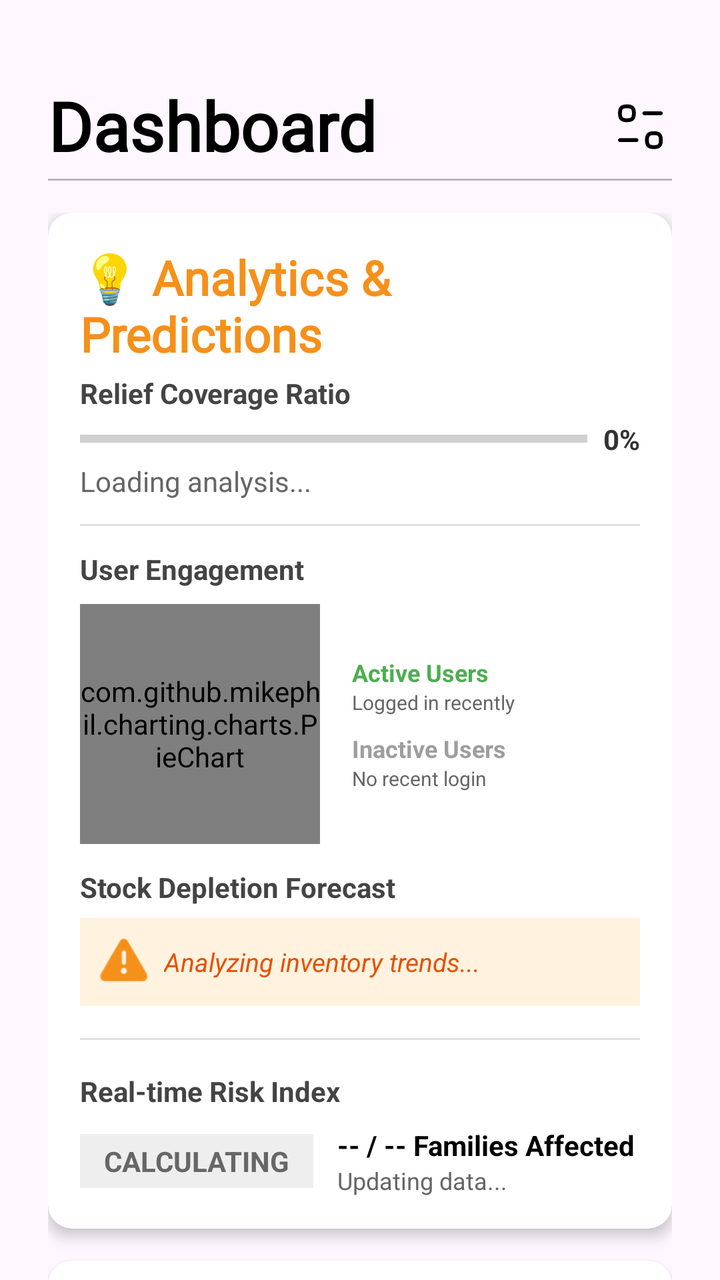
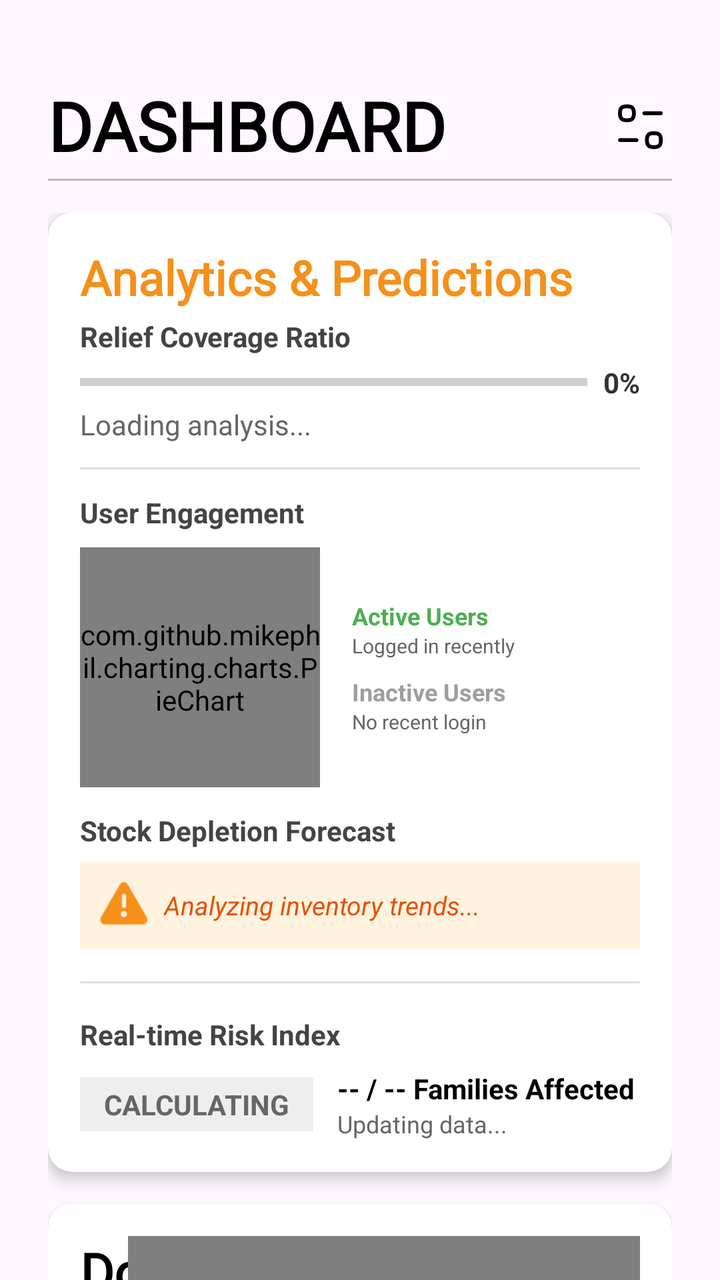

Screens rendered from an Android XML layout before and after an edit, with the pre-edit source and the edit as a unified diff.
<!-- AndroidManifest.xml: application theme Theme.Dawnasyon_v1 -->
<!-- res/layout/fragment_dashboard.xml -->
<?xml version="1.0" encoding="utf-8"?>
<androidx.constraintlayout.widget.ConstraintLayout
    xmlns:android="http://schemas.android.com/apk/res/android"
    xmlns:app="http://schemas.android.com/apk/res-auto"
    xmlns:tools="http://schemas.android.com/tools"
    android:layout_width="match_parent"
    android:layout_height="match_parent"
    tools:context=".Dashboard_fragment">

    <TextView
        android:id="@+id/tv_dashboard_title"
        android:layout_width="wrap_content"
        android:layout_height="wrap_content"
        android:layout_marginTop="40dp"
        android:layout_marginStart="24dp"
        android:fontFamily="@font/dongle"
        android:text="@string/dashboard"
        android:textColor="@color/black"
        android:textSize="34sp"
        android:textStyle="bold"
        app:layout_constraintTop_toTopOf="parent"
        app:layout_constraintStart_toStartOf="parent" />

    <ImageView
        android:id="@+id/icon_filter"
        android:layout_width="32dp"
        android:layout_height="32dp"
        android:layout_marginEnd="24dp"
        android:src="@drawable/ic_filter"
        android:contentDescription="Filter"
        app:layout_constraintBottom_toBottomOf="@id/tv_dashboard_title"
        app:layout_constraintTop_toTopOf="@id/tv_dashboard_title"
        app:layout_constraintEnd_toEndOf="parent" />

    <View
        android:id="@+id/header_divider"
        android:layout_width="match_parent"
        android:layout_height="1dp"
        android:background="#44000000"
        android:layout_marginTop="4dp"
        android:layout_marginStart="24dp"
        android:layout_marginEnd="24dp"
        app:layout_constraintTop_toBottomOf="@id/tv_dashboard_title" />

    <androidx.core.widget.NestedScrollView
        android:layout_width="match_parent"
        android:layout_height="0dp"
        android:layout_marginTop="16dp"
        android:clipToPadding="false"
        android:paddingBottom="80dp"
        app:layout_constraintTop_toBottomOf="@id/header_divider"
        app:layout_constraintBottom_toBottomOf="parent">

        <LinearLayout
            android:layout_width="match_parent"
            android:layout_height="wrap_content"
            android:orientation="vertical"
            android:paddingStart="24dp"
            android:paddingEnd="24dp">

            <androidx.cardview.widget.CardView
                android:layout_width="match_parent"
                android:layout_height="wrap_content"
                android:layout_marginBottom="16dp"
                app:cardCornerRadius="12dp"
                app:cardElevation="4dp"
                app:cardBackgroundColor="@color/white">

                <LinearLayout
                    android:layout_width="match_parent"
                    android:layout_height="wrap_content"
                    android:orientation="vertical"
                    android:padding="16dp">

                    <TextView
                        android:layout_width="wrap_content"
                        android:layout_height="wrap_content"
                        android:fontFamily="@font/dongle"
                        android:text="💡 Analytics &amp; Predictions"
                        android:textColor="#F5901A"
                        android:textSize="24sp"
                        android:textStyle="bold" />

                    <TextView
                        android:layout_width="wrap_content"
                        android:layout_height="wrap_content"
                        android:layout_marginTop="4dp"
                        android:text="Relief Coverage Ratio"
                        android:textStyle="bold"
                        android:textColor="#444"/>

                    <LinearLayout
                        android:layout_width="match_parent"
                        android:layout_height="wrap_content"
                        android:orientation="horizontal"
                        android:gravity="center_vertical"
                        android:layout_marginTop="4dp">

                        <ProgressBar
                            android:id="@+id/progress_coverage"
                            style="?android:attr/progressBarStyleHorizontal"
                            android:layout_width="0dp"
                            android:layout_height="12dp"
                            android:layout_weight="1"
                            android:progress="0"
                            android:progressTint="#F5901A"/>

                        <TextView
                            android:id="@+id/txt_coverage_percent"
                            android:layout_width="wrap_content"
                            android:layout_height="wrap_content"
                            android:text="0%"
                            android:layout_marginStart="8dp"
                            android:textStyle="bold"
                            android:textColor="#333"/>
                    </LinearLayout>

                    <TextView
                        android:id="@+id/txt_coverage_insight"
                        android:layout_width="wrap_content"
                        android:layout_height="wrap_content"
                        android:text="Loading analysis..."
                        android:textColor="#666666"
                        android:textSize="14sp"
                        android:layout_marginTop="2dp"
                        android:layout_marginBottom="12dp"/>

                    <View
                        android:layout_width="match_parent"
                        android:layout_height="1dp"
                        android:background="#E0E0E0"
                        android:layout_marginBottom="12dp"/>

                    <TextView
                        android:layout_width="wrap_content"
                        android:layout_height="wrap_content"
                        android:text="User Engagement "
                        android:textColor="#444"
                        android:textStyle="bold" />

                    <LinearLayout
                        android:layout_width="match_parent"
                        android:layout_height="wrap_content"
                        android:orientation="horizontal"
                        android:gravity="center_vertical"
                        android:layout_marginTop="8dp"
                        android:layout_marginBottom="12dp">

                        <com.github.mikephil.charting.charts.PieChart
                            android:id="@+id/chart_user_activity"
                            android:layout_width="120dp"
                            android:layout_height="120dp"
                            android:layout_marginEnd="16dp"/>

                        <LinearLayout
                            android:layout_width="match_parent"
                            android:layout_height="wrap_content"
                            android:orientation="vertical">

                            <TextView
                                android:layout_width="wrap_content"
                                android:layout_height="wrap_content"
                                android:text="Active Users"
                                android:textSize="12sp"
                                android:textColor="#4CAF50"
                                android:textStyle="bold"/>
                            <TextView
                                android:layout_width="wrap_content"
                                android:layout_height="wrap_content"
                                android:text="Logged in recently"
                                android:textSize="10sp"
                                android:textColor="#666"/>

                            <TextView
                                android:layout_width="wrap_content"
                                android:layout_height="wrap_content"
                                android:text="Inactive Users"
                                android:textSize="12sp"
                                android:textColor="#9E9E9E"
                                android:textStyle="bold"
                                android:layout_marginTop="8dp"/>
                            <TextView
                                android:layout_width="wrap_content"
                                android:layout_height="wrap_content"
                                android:text="No recent login"
                                android:textSize="10sp"
                                android:textColor="#666"/>
                        </LinearLayout>
                    </LinearLayout>

                    <TextView
                        android:layout_width="wrap_content"
                        android:layout_height="wrap_content"
                        android:text="Stock Depletion Forecast"
                        android:textStyle="bold"
                        android:textColor="#444"/>

                    <LinearLayout
                        android:layout_width="match_parent"
                        android:layout_height="wrap_content"
                        android:background="#FFF3E0"
                        android:padding="10dp"
                        android:layout_marginTop="6dp"
                        android:orientation="horizontal"
                        android:gravity="center_vertical">

                        <ImageView
                            android:layout_width="24dp"
                            android:layout_height="24dp"
                            android:src="@android:drawable/ic_dialog_alert"
                            app:tint="#F5901A"
                            android:contentDescription="@null"/>

                        <TextView
                            android:id="@+id/txt_prediction"
                            android:layout_width="match_parent"
                            android:layout_height="wrap_content"
                            android:layout_marginStart="8dp"
                            android:text="Analyzing inventory trends..."
                            android:textColor="#E65100"
                            android:textSize="13sp"
                            android:textStyle="italic"/>
                    </LinearLayout>

                    <View
                        android:layout_width="match_parent"
                        android:layout_height="1dp"
                        android:background="#E0E0E0"
                        android:layout_marginTop="16dp"
                        android:layout_marginBottom="16dp"/>

                    <TextView
                        android:layout_width="wrap_content"
                        android:layout_height="wrap_content"
                        android:text="Real-time Risk Index"
                        android:textStyle="bold"
                        android:textColor="#444"/>

                    <LinearLayout
                        android:layout_width="match_parent"
                        android:layout_height="wrap_content"
                        android:orientation="horizontal"
                        android:gravity="center_vertical"
                        android:layout_marginTop="8dp">

                        <TextView
                            android:id="@+id/txt_risk_badge"
                            android:layout_width="wrap_content"
                            android:layout_height="wrap_content"
                            android:text="CALCULATING"
                            android:background="#EEEEEE"
                            android:textColor="#666666"
                            android:paddingStart="12dp"
                            android:paddingEnd="12dp"
                            android:paddingTop="4dp"
                            android:paddingBottom="4dp"
                            android:textStyle="bold"
                            android:textSize="14sp"/>

                        <LinearLayout
                            android:layout_width="match_parent"
                            android:layout_height="wrap_content"
                            android:orientation="vertical"
                            android:layout_marginStart="12dp">

                            <TextView
                                android:id="@+id/txt_affected_families"
                                android:layout_width="wrap_content"
                                android:layout_height="wrap_content"
                                android:text="-- / -- Families Affected"
                                android:textSize="14sp"
                                android:textStyle="bold"
                                android:textColor="@color/black"/>

                            <TextView
                                android:id="@+id/txt_risk_desc"
                                android:layout_width="wrap_content"
                                android:layout_height="wrap_content"
                                android:text="Updating data..."
                                android:textSize="12sp"
                                android:textColor="#666"/>
                        </LinearLayout>
                    </LinearLayout>
                </LinearLayout>
            </androidx.cardview.widget.CardView>

            <androidx.cardview.widget.CardView
                android:layout_width="match_parent"
                android:layout_height="wrap_content"
                android:layout_marginBottom="16dp"
                app:cardCornerRadius="12dp"
                app:cardElevation="4dp"
                app:cardBackgroundColor="@color/white">

                <androidx.constraintlayout.widget.ConstraintLayout
                    android:layout_width="match_parent"
                    android:layout_height="wrap_content"
                    android:padding="16dp">

                    <TextView
                        android:id="@+id/tv_impact_title"
                        android:layout_width="wrap_content"
                        android:layout_height="wrap_content"
                        android:text="Donation Impact"
                        android:fontFamily="@font/dongle"
                        android:textSize="26sp"
                        android:textStyle="bold"
                        android:textColor="@color/black"
                        app:layout_constraintStart_toStartOf="parent"
                        app:layout_constraintTop_toTopOf="parent" />

                    <TextView
                        android:id="@+id/tv_impact_count"
                        android:layout_width="wrap_content"
                        android:layout_height="wrap_content"
                        android:text="0"
                        android:textSize="42sp"
                        android:textStyle="bold"
                        android:textColor="#212121"
                        android:layout_marginTop="8dp"
                        app:layout_constraintStart_toStartOf="parent"
                        app:layout_constraintTop_toBottomOf="@id/tv_impact_title"/>

                    <TextView
                        android:layout_width="wrap_content"
                        android:layout_height="wrap_content"
                        android:text="Families Helped"
                        android:textSize="16sp"
                        android:textStyle="bold"
                        android:textColor="#BDBDBD"
                        app:layout_constraintStart_toStartOf="parent"
                        app:layout_constraintTop_toBottomOf="@id/tv_impact_count"/>

                    <com.github.mikephil.charting.charts.RadarChart
                        android:id="@+id/chart_donation_impact"
                        android:layout_width="0dp"
                        android:layout_height="220dp"
                        app:layout_constraintEnd_toEndOf="parent"
                        app:layout_constraintStart_toEndOf="@id/tv_impact_count"
                        app:layout_constraintTop_toTopOf="parent"
                        app:layout_constraintBottom_toBottomOf="parent"
                        app:layout_constraintHorizontal_weight="1"/>

                </androidx.constraintlayout.widget.ConstraintLayout>
            </androidx.cardview.widget.CardView>

            <androidx.cardview.widget.CardView
                android:layout_width="match_parent"
                android:layout_height="wrap_content"
                android:layout_marginBottom="16dp"
                app:cardCornerRadius="12dp"
                app:cardElevation="4dp"
                app:cardBackgroundColor="@color/white">
                <androidx.constraintlayout.widget.ConstraintLayout
                    android:layout_width="match_parent"
                    android:layout_height="wrap_content"
                    android:padding="16dp">

                    <TextView
                        android:id="@+id/tv_card1_title"
                        android:layout_width="wrap_content"
                        android:layout_height="wrap_content"
                        android:text="@string/relief_goods_status"
                        android:fontFamily="@font/dongle"
                        android:textSize="22sp"
                        android:textStyle="bold"
                        android:textColor="@color/black"
                        app:layout_constraintStart_toStartOf="parent"
                        app:layout_constraintTop_toTopOf="parent" />

                    <TextView
                        android:id="@+id/tv_card1_date"
                        android:layout_width="wrap_content"
                        android:layout_height="wrap_content"
                        android:text="Live Data"
                        android:textSize="10sp"
                        android:textColor="#666666"
                        app:layout_constraintTop_toBottomOf="@id/tv_card1_title"
                        app:layout_constraintStart_toStartOf="parent" />

                    <LinearLayout
                        android:id="@+id/ll_warning"
                        android:layout_width="wrap_content"
                        android:layout_height="wrap_content"
                        android:layout_marginTop="8dp"
                        android:orientation="horizontal"
                        android:gravity="center_vertical"
                        app:layout_constraintTop_toBottomOf="@id/tv_card1_date"
                        app:layout_constraintStart_toStartOf="parent">

                        <ImageView
                            android:layout_width="16dp"
                            android:layout_height="16dp"
                            android:src="@drawable/ic_warning"
                            android:layout_marginEnd="4dp"
                            app:tint="#FF5252"
                            android:contentDescription="@null"/>
                        <TextView
                            android:layout_width="wrap_content"
                            android:layout_height="wrap_content"
                            android:text="Inventory Status"
                            android:textColor="#FF5252"
                            android:textStyle="bold"
                            android:textSize="12sp"/>
                    </LinearLayout>

                    <LinearLayout
                        android:id="@+id/ll_relief_list"
                        android:layout_width="0dp"
                        android:layout_height="wrap_content"
                        android:orientation="vertical"
                        android:layout_marginTop="8dp"
                        android:layout_marginEnd="8dp"
                        app:layout_constraintTop_toBottomOf="@id/ll_warning"
                        app:layout_constraintStart_toStartOf="parent"
                        app:layout_constraintEnd_toStartOf="@id/chart_relief_status">
                    </LinearLayout>

                    <com.github.mikephil.charting.charts.PieChart
                        android:id="@+id/chart_relief_status"
                        android:layout_width="140dp"
                        android:layout_height="140dp"
                        app:layout_constraintEnd_toEndOf="parent"
                        app:layout_constraintTop_toTopOf="@id/tv_card1_date"
                        app:layout_constraintBottom_toBottomOf="parent" />

                </androidx.constraintlayout.widget.ConstraintLayout>
            </androidx.cardview.widget.CardView>

            <androidx.cardview.widget.CardView
                android:layout_width="match_parent"
                android:layout_height="wrap_content"
                android:layout_marginBottom="16dp"
                app:cardCornerRadius="12dp"
                app:cardElevation="4dp"
                app:cardBackgroundColor="@color/white">
                <androidx.constraintlayout.widget.ConstraintLayout
                    android:layout_width="match_parent"
                    android:layout_height="wrap_content"
                    android:padding="16dp">

                    <TextView
                        android:id="@+id/tv_card2_title"
                        android:layout_width="wrap_content"
                        android:layout_height="wrap_content"
                        android:text="@string/affected_areas_by_disaster"
                        android:fontFamily="@font/dongle"
                        android:textSize="22sp"
                        android:textStyle="bold"
                        android:textColor="@color/black"
                        app:layout_constraintStart_toStartOf="parent"
                        app:layout_constraintTop_toTopOf="parent" />

                    <LinearLayout
                        android:id="@+id/ll_affected_list"
                        android:layout_width="wrap_content"
                        android:layout_height="wrap_content"
                        android:orientation="vertical"
                        android:layout_marginTop="8dp"
                        app:layout_constraintTop_toBottomOf="@+id/tv_card2_title"
                        app:layout_constraintStart_toStartOf="parent">
                    </LinearLayout>

                    <Button
                        android:id="@+id/btn_live_map"
                        android:layout_width="wrap_content"
                        android:layout_height="40dp"
                        android:layout_marginTop="12dp"
                        android:text="View Live Map"
                        android:textSize="12sp"
                        android:textColor="@color/white"
                        android:backgroundTint="#27869B"
                        android:textAllCaps="false"
                        app:layout_constraintTop_toBottomOf="@id/ll_affected_list"
                        app:layout_constraintStart_toStartOf="parent" />

                    <com.github.mikephil.charting.charts.PieChart
                        android:id="@+id/chart_affected_areas"
                        android:layout_width="140dp"
                        android:layout_height="140dp"
                        app:layout_constraintEnd_toEndOf="parent"
                        app:layout_constraintTop_toTopOf="@id/ll_affected_list"
                        app:layout_constraintBottom_toBottomOf="parent" />

                </androidx.constraintlayout.widget.ConstraintLayout>
            </androidx.cardview.widget.CardView>

            <androidx.cardview.widget.CardView
                android:layout_width="match_parent"
                android:layout_height="wrap_content"
                android:layout_marginBottom="16dp"
                app:cardCornerRadius="12dp"
                app:cardElevation="4dp"
                app:cardBackgroundColor="@color/white">
                <androidx.constraintlayout.widget.ConstraintLayout
                    android:layout_width="match_parent"
                    android:layout_height="wrap_content"
                    android:padding="16dp">

                    <TextView
                        android:id="@+id/tv_card3_title"
                        android:layout_width="wrap_content"
                        android:layout_height="wrap_content"
                        android:text="@string/registered_family"
                        android:fontFamily="@font/dongle"
                        android:textSize="22sp"
                        android:textStyle="bold"
                        android:textColor="@color/black"
                        app:layout_constraintStart_toStartOf="parent"
                        app:layout_constraintTop_toTopOf="parent" />

                    <TextView
                        android:id="@+id/tv_percentage"
                        android:layout_width="wrap_content"
                        android:layout_height="wrap_content"
                        android:layout_marginTop="24dp"
                        android:text="Data"
                        android:fontFamily="@font/dongle"
                        android:textSize="48sp"
                        android:textStyle="bold"
                        android:textColor="#00796B"
                        app:layout_constraintStart_toStartOf="parent"
                        app:layout_constraintTop_toBottomOf="@id/tv_card3_title" />

                    <TextView
                        android:layout_width="wrap_content"
                        android:layout_height="wrap_content"
                        android:text="@string/of_total_population"
                        android:textSize="12sp"
                        android:textColor="#666666"
                        app:layout_constraintStart_toStartOf="parent"
                        app:layout_constraintTop_toBottomOf="@id/tv_percentage" />

                    <com.github.mikephil.charting.charts.LineChart
                        android:id="@+id/chart_registered_families"
                        android:layout_width="0dp"
                        android:layout_height="150dp"
                        android:layout_marginTop="16dp"
                        app:layout_constraintStart_toStartOf="parent"
                        app:layout_constraintEnd_toEndOf="parent"
                        app:layout_constraintTop_toBottomOf="@id/tv_percentage"
                        app:layout_constraintBottom_toBottomOf="parent" />

                </androidx.constraintlayout.widget.ConstraintLayout>
            </androidx.cardview.widget.CardView>

            <androidx.cardview.widget.CardView
                android:layout_width="match_parent"
                android:layout_height="wrap_content"
                android:layout_marginBottom="80dp"
                app:cardCornerRadius="12dp"
                app:cardElevation="4dp"
                app:cardBackgroundColor="@color/white">
                <androidx.constraintlayout.widget.ConstraintLayout
                    android:layout_width="match_parent"
                    android:layout_height="wrap_content"
                    android:padding="16dp">

                    <TextView
                        android:id="@+id/tv_card4_title"
                        android:layout_width="wrap_content"
                        android:layout_height="wrap_content"
                        android:text="@string/donation_trends"
                        android:fontFamily="@font/dongle"
                        android:textSize="22sp"
                        android:textStyle="bold"
                        android:textColor="@color/black"
                        app:layout_constraintStart_toStartOf="parent"
                        app:layout_constraintTop_toTopOf="parent" />

                    <com.github.mikephil.charting.charts.LineChart
                        android:id="@+id/chart_donation_trends"
                        android:layout_width="match_parent"
                        android:layout_height="200dp"
                        android:layout_marginTop="16dp"
                        app:layout_constraintStart_toStartOf="parent"
                        app:layout_constraintEnd_toEndOf="parent"
                        app:layout_constraintTop_toBottomOf="@id/tv_card4_title"
                        app:layout_constraintBottom_toBottomOf="parent" />

                </androidx.constraintlayout.widget.ConstraintLayout>
            </androidx.cardview.widget.CardView>

        </LinearLayout>
    </androidx.core.widget.NestedScrollView>
</androidx.constraintlayout.widget.ConstraintLayout>
<!-- resources referenced by this layout -->
<resources>
  <color name="black">#FF000000</color>
  <color name="white">#FFFFFFFF</color>
  <!-- drawable ic_filter: vector/xml drawable (drawable, 2253 chars, omitted) -->
  <!-- drawable ic_warning (drawable) -->
  <vector xmlns:android="http://schemas.android.com/apk/res/android"
      android:width="15dp"
      android:height="13dp"
      android:viewportWidth="15"
      android:viewportHeight="13">
    <path
        android:pathData="M1.949,13C1.939,13 1.931,13 1.921,12.999C1.695,12.988 1.474,12.939 1.264,12.854C0.228,12.433 -0.271,11.25 0.149,10.216L5.388,1.037C5.568,0.711 5.841,0.438 6.175,0.253C7.152,-0.288 8.387,0.068 8.927,1.044L14.132,10.152C14.248,10.425 14.297,10.646 14.309,10.873C14.337,11.413 14.153,11.932 13.79,12.334C13.428,12.735 12.931,12.972 12.391,12.999L2,13H1.949Z"
        android:strokeAlpha="0.4"
        android:fillColor="#F34C4C"
        android:fillAlpha="0.4"/>
    <path
        android:pathData="M7.156,8.866C7.501,8.866 7.782,9.145 7.782,9.488C7.782,9.84 7.501,10.122 7.156,10.122C6.811,10.122 6.53,9.84 6.53,9.495C6.53,9.148 6.811,8.866 7.156,8.866ZM7.156,4.397C7.501,4.397 7.782,4.679 7.782,5.024V7.047C7.782,7.393 7.501,7.673 7.156,7.673C6.811,7.673 6.53,7.393 6.53,7.047V5.024C6.53,4.679 6.811,4.397 7.156,4.397Z"
        android:fillColor="#F34C4C"/>
  </vector>
  <string name="affected_areas_by_disaster">Affected Areas by Disaster</string>
  <string name="dashboard" translatable="false">Dashboard</string>
  <string name="donation_trends">Donation Trends</string>
  <string name="of_total_population">of total population</string>
  <string name="registered_family">Registered Family</string>
  <string name="relief_goods_status">Relief Goods Status</string>
  <style name="Theme.Dawnasyon_v1" parent="Base.Theme.Dawnasyon_v1" />
  <style name="Base.Theme.Dawnasyon_v1" parent="Theme.Material3.Light.NoActionBar">
          
          
      </style>
</resources>

<!-- the commit's change to res/layout/fragment_dashboard.xml (unified diff, before → after) -->
@@ -11,15 +11,15 @@
         android:id="@+id/tv_dashboard_title"
         android:layout_width="wrap_content"
         android:layout_height="wrap_content"
+        android:layout_marginStart="24dp"
         android:layout_marginTop="40dp"
-        android:layout_marginStart="24dp"
         android:fontFamily="@font/dongle"
-        android:text="@string/dashboard"
+        android:text="DASHBOARD"
         android:textColor="@color/black"
         android:textSize="34sp"
         android:textStyle="bold"
-        app:layout_constraintTop_toTopOf="parent"
-        app:layout_constraintStart_toStartOf="parent" />
+        app:layout_constraintStart_toStartOf="parent"
+        app:layout_constraintTop_toTopOf="parent" />
 
     <ImageView
         android:id="@+id/icon_filter"
@@ -76,7 +76,7 @@
                         android:layout_width="wrap_content"
                         android:layout_height="wrap_content"
                         android:fontFamily="@font/dongle"
-                        android:text="💡 Analytics &amp; Predictions"
+                        android:text="Analytics &amp; Predictions"
                         android:textColor="#F5901A"
                         android:textSize="24sp"
                         android:textStyle="bold" />
<!-- resource entries referenced after the edit -->
@@ -19,7 +19,6 @@
         android:fillColor="#F34C4C"/>
   </vector>
   <string name="affected_areas_by_disaster">Affected Areas by Disaster</string>
-  <string name="dashboard" translatable="false">Dashboard</string>
   <string name="donation_trends">Donation Trends</string>
   <string name="of_total_population">of total population</string>
   <string name="registered_family">Registered Family</string>
